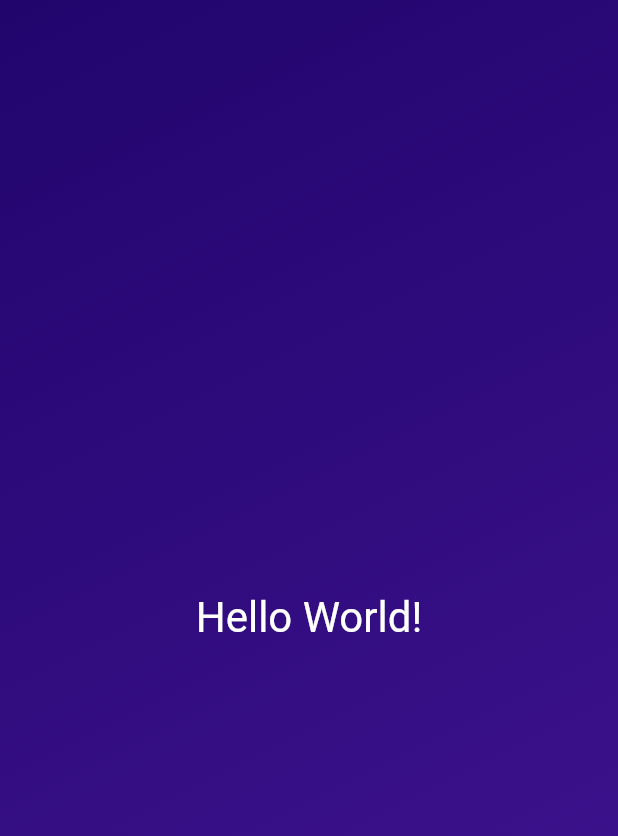
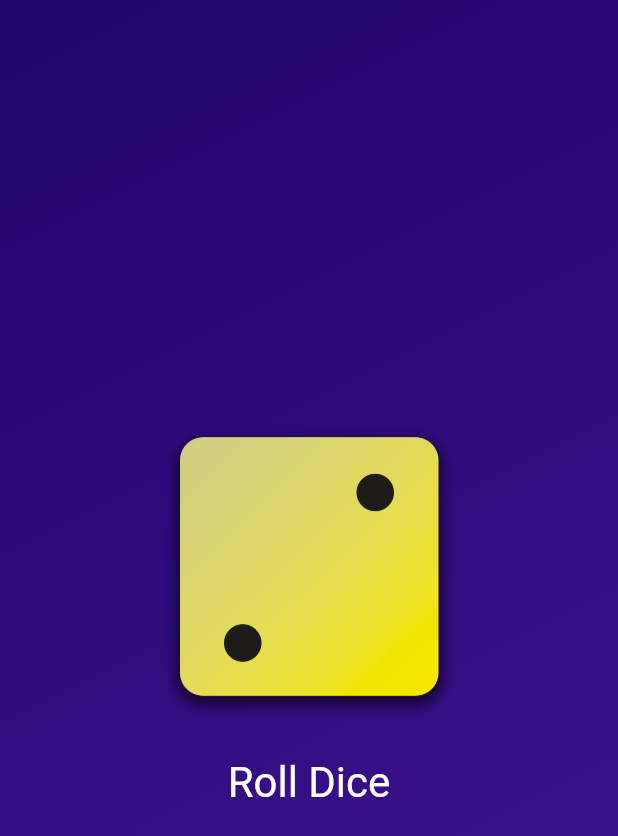
Before and after one commit to musamairshad/Dice-Roller-App, a Flutter app: the screen it shows after launch, on a phone screen of 412 x 824 dp. Shown: the top 836 px of the screen. Run offline on Flutter 3.47's test engine with Material 2 defaults, Android fonts, the phone set to English and light mode, and no system bars.

Commit message:
modified gradient_container.dart

```diff
--- a/lib/gradient_container.dart
+++ b/lib/gradient_container.dart
@@ -1,11 +1,15 @@
 import 'package:flutter/material.dart';
-import 'package:dice_roller_app/styled_text.dart';
+import 'package:dice_roller_app/dice_roller.dart';
 
 const startAlignment = Alignment.topLeft;
 const endAlignment = Alignment.bottomRight;
 
 class GradientContainer extends StatelessWidget {
   const GradientContainer(this.color1, this.color2, {super.key});
+
+  const GradientContainer.purple({super.key})
+      : color1 = Colors.deepPurple,
+        color2 = Colors.indigo;
 
   final Color color1;
   final Color color2;
@@ -24,7 +28,7 @@ class GradientContainer extends StatelessWidget {
         ),
       ),
       child: const Center(
-        child: StyledText("Hello World!"),
+        child: DiceRoller(), // DiceRoller's build() method is executed.
       ),
     );
   }
```
